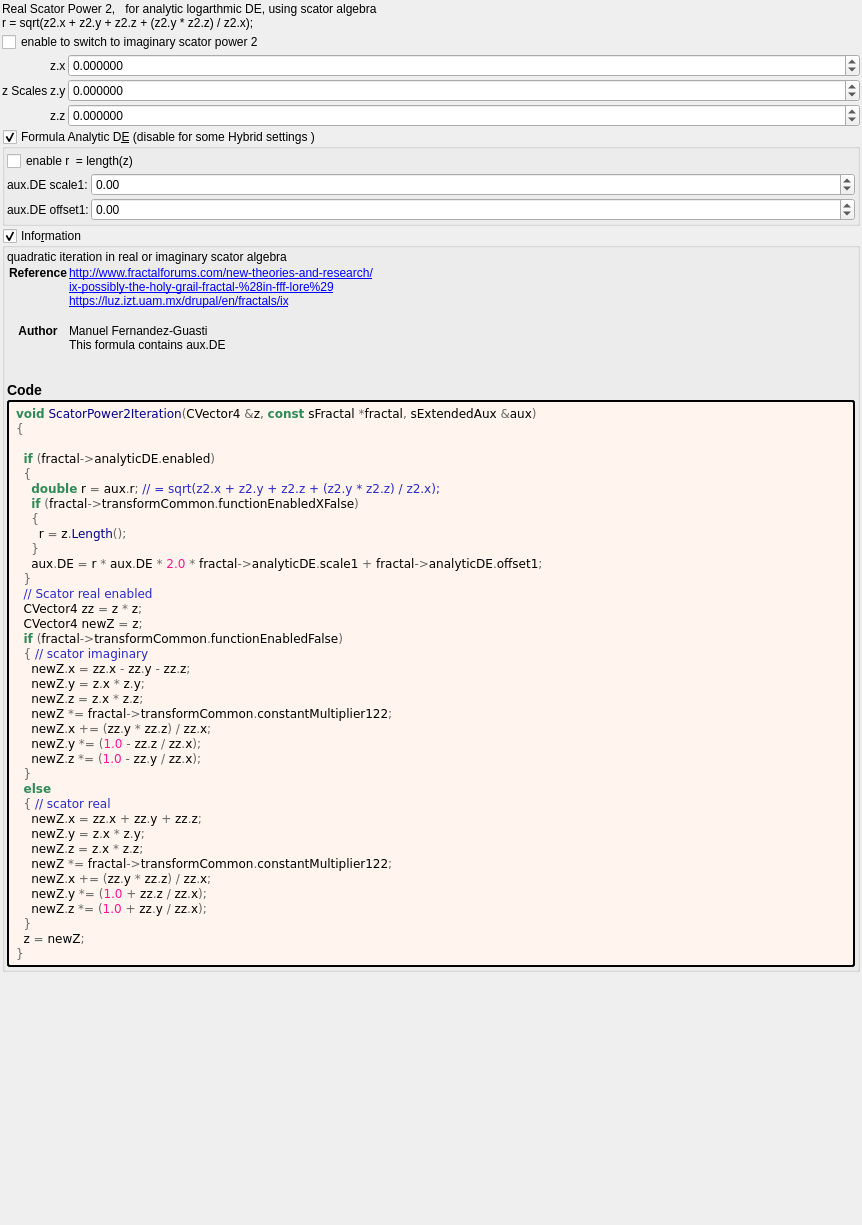
The window that mandelbulber2/formula/ui/scator_power2.ui (buddhi1980/mandelbulber2) describes before a commit, drawn with Qt 5.
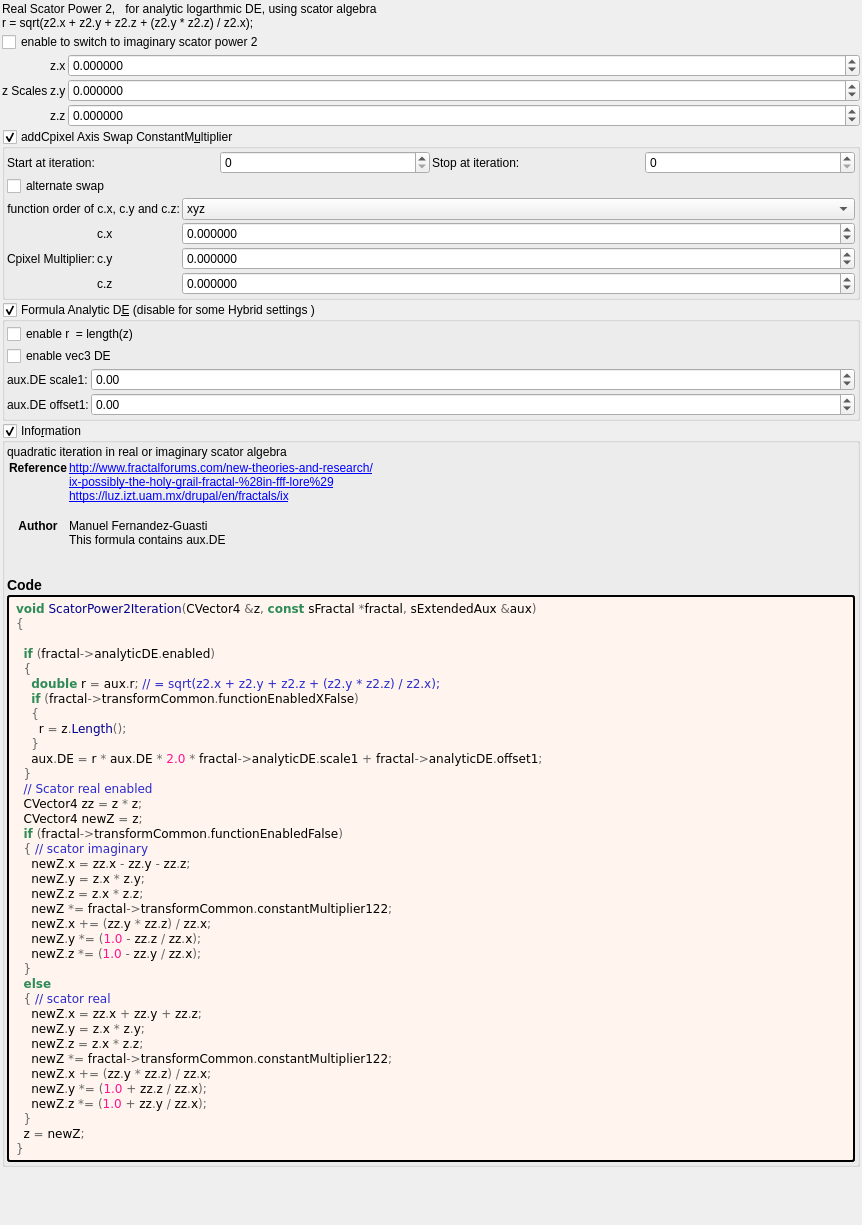
The same window after the commit. Custom widgets are drawn as their Qt base class.

Commit message: scator_power2.ui update with vecDE option transf_add_cpixel_scator.ui more options

The edit to the form file:
```diff
--- a/mandelbulber2/formula/ui/scator_power2.ui
+++ b/mandelbulber2/formula/ui/scator_power2.ui
@@ -163,6 +163,259 @@
      </item>
     </layout>
    </item>
+   <item>
+    <widget class="MyGroupBox" name="groupCheck_transf_addCpixel_enabled_false">
+     <property name="toolTip">
+      <string>&lt;html&gt;&lt;head/&gt;&lt;body&gt;&lt;p&gt;Cpixel is CVector3 c = ( c.x, c.y, c.z). It is each original point (pixel) in 3D space where the iteration starts from, ( c = original z for each point .) It is commonly found in formula structures z = f(z) + c.&lt;/p&gt;&lt;p&gt;The Cpixel multiplier effectively scales this point &amp;quot;c&amp;quot;.&lt;/p&gt;&lt;p&gt;This transform allows the swapping of the order of the &amp;quot;CVector3 c&amp;quot; components before being multiplied by &amp;quot;CVector3 z&amp;quot; components.&lt;/p&gt;&lt;/body&gt;&lt;/html&gt;</string>
+     </property>
+     <property name="title">
+      <string>addCpixel Axis Swap ConstantM&amp;ultiplier</string>
+     </property>
+     <property name="checkable">
+      <bool>true</bool>
+     </property>
+     <layout class="QVBoxLayout" name="verticalLayout_50">
+      <property name="spacing">
+       <number>2</number>
+      </property>
+      <property name="leftMargin">
+       <number>2</number>
+      </property>
+      <property name="topMargin">
+       <number>2</number>
+      </property>
+      <property name="rightMargin">
+       <number>2</number>
+      </property>
+      <property name="bottomMargin">
+       <number>2</number>
+      </property>
+      <item>
+       <layout class="QGridLayout" name="gridLayout_81">
+        <property name="spacing">
+         <number>2</number>
+        </property>
+        <item row="3" column="3">
+         <widget class="MySpinBox" name="spinboxInt_transf_stop_iterations_E">
+          <property name="sizePolicy">
+           <sizepolicy hsizetype="Preferred" vsizetype="Maximum">
+            <horstretch>0</horstretch>
+            <verstretch>0</verstretch>
+           </sizepolicy>
+          </property>
+          <property name="maximum">
+           <number>999</number>
+          </property>
+         </widget>
+        </item>
+        <item row="3" column="2">
+         <widget class="QLabel" name="label_52">
+          <property name="text">
+           <string>Stop at iteration:</string>
+          </property>
+         </widget>
+        </item>
+        <item row="3" column="1">
+         <widget class="MySpinBox" name="spinboxInt_transf_start_iterations_E">
+          <property name="sizePolicy">
+           <sizepolicy hsizetype="Minimum" vsizetype="Maximum">
+            <horstretch>0</horstretch>
+            <verstretch>0</verstretch>
+           </sizepolicy>
+          </property>
+          <property name="minimum">
+           <number>0</number>
+          </property>
+          <property name="maximum">
+           <number>999</number>
+          </property>
+          <property name="value">
+           <number>0</number>
+          </property>
+         </widget>
+        </item>
+        <item row="3" column="0">
+         <widget class="QLabel" name="label_72">
+          <property name="text">
+           <string>Start at iteration:</string>
+          </property>
+         </widget>
+        </item>
+       </layout>
+      </item>
+      <item>
+       <layout class="QGridLayout" name="gridLayout_24" columnstretch="0,0,0,1">
+        <property name="spacing">
+         <number>2</number>
+        </property>
+        <item row="0" column="0" colspan="2">
+         <widget class="QCheckBox" name="checkBox_transf_alternate_enabled_false">
+          <property name="text">
+           <string>alternate swap</string>
+          </property>
+         </widget>
+        </item>
+        <item row="3" column="3">
+         <widget class="MyDoubleSpinBox" name="spinbox3_transf_constant_multiplier_111_y">
+          <property name="sizePolicy">
+           <sizepolicy hsizetype="Minimum" vsizetype="Maximum">
+            <horstretch>0</horstretch>
+            <verstretch>0</verstretch>
+           </sizepolicy>
+          </property>
+          <property name="prefix">
+           <string/>
+          </property>
+          <property name="suffix">
+           <string/>
+          </property>
+          <property name="decimals">
+           <number>6</number>
+          </property>
+          <property name="minimum">
+           <double>-99.989999999999995</double>
+          </property>
+          <property name="maximum">
+           <double>99.989999999999995</double>
+          </property>
+          <property name="singleStep">
+           <double>0.100000000000000</double>
+          </property>
+         </widget>
+        </item>
+        <item row="2" column="3">
+         <widget class="MyDoubleSpinBox" name="spinbox3_transf_constant_multiplier_111_x">
+          <property name="sizePolicy">
+           <sizepolicy hsizetype="Minimum" vsizetype="Maximum">
+            <horstretch>0</horstretch>
+            <verstretch>0</verstretch>
+           </sizepolicy>
+          </property>
+          <property name="prefix">
+           <string/>
+          </property>
+          <property name="suffix">
+           <string/>
+          </property>
+          <property name="decimals">
+           <number>6</number>
+          </property>
+          <property name="minimum">
+           <double>-99.989999999999995</double>
+          </property>
+          <property name="maximum">
+           <double>99.989999999999995</double>
+          </property>
+          <property name="singleStep">
+           <double>0.100000000000000</double>
+          </property>
+         </widget>
+        </item>
+        <item row="2" column="1">
+         <widget class="QLabel" name="label_116">
+          <property name="text">
+           <string notr="true">c.x</string>
+          </property>
+         </widget>
+        </item>
+        <item row="3" column="1">
+         <widget class="QLabel" name="label_114">
+          <property name="text">
+           <string notr="true">c.y</string>
+          </property>
+         </widget>
+        </item>
+        <item row="4" column="1">
+         <widget class="QLabel" name="label_115">
+          <property name="text">
+           <string notr="true">c.z</string>
+          </property>
+         </widget>
+        </item>
+        <item row="4" column="3">
+         <widget class="MyDoubleSpinBox" name="spinbox3_transf_constant_multiplier_111_z">
+          <property name="sizePolicy">
+           <sizepolicy hsizetype="Minimum" vsizetype="Maximum">
+            <horstretch>0</horstretch>
+            <verstretch>0</verstretch>
+           </sizepolicy>
+          </property>
+          <property name="prefix">
+           <string/>
+          </property>
+          <property name="suffix">
+           <string/>
+          </property>
+          <property name="decimals">
+           <number>6</number>
+          </property>
+          <property name="minimum">
+           <double>-99.989999999999995</double>
+          </property>
+          <property name="maximum">
+           <double>99.989999999999995</double>
+          </property>
+          <property name="singleStep">
+           <double>0.100000000000000</double>
+          </property>
+         </widget>
+        </item>
+        <item row="2" column="0" rowspan="3">
+         <widget class="QLabel" name="label_108">
+          <property name="text">
+           <string>Cpixel Multiplier:</string>
+          </property>
+         </widget>
+        </item>
+        <item row="1" column="3">
+         <widget class="QComboBox" name="comboBox_mandelbulbMulti_order_of_xyz">
+          <item>
+           <property name="text">
+            <string notr="true">xyz</string>
+           </property>
+          </item>
+          <item>
+           <property name="text">
+            <string notr="true">xzy</string>
+           </property>
+          </item>
+          <item>
+           <property name="text">
+            <string notr="true">yxz</string>
+           </property>
+          </item>
+          <item>
+           <property name="text">
+            <string notr="true">yzx</string>
+           </property>
+          </item>
+          <item>
+           <property name="text">
+            <string notr="true">zxy</string>
+           </property>
+          </item>
+          <item>
+           <property name="text">
+            <string notr="true">zyx</string>
+           </property>
+          </item>
+         </widget>
+        </item>
+        <item row="1" column="0" colspan="2">
+         <widget class="QLabel" name="label_2">
+          <property name="text">
+           <string>function order of c.x, c.y and c.z:</string>
+          </property>
+          <property name="alignment">
+           <set>Qt::AlignRight|Qt::AlignTrailing|Qt::AlignVCenter</set>
+          </property>
+         </widget>
+        </item>
+       </layout>
+      </item>
+     </layout>
+    </widget>
+   </item>
    <item>
     <widget class="MyGroupBox" name="groupCheck_analyticDE_enabled">
      <property name="toolTip">
@@ -197,6 +450,13 @@
         </property>
        </widget>
       </item>
+      <item>
+       <widget class="QCheckBox" name="checkBox_analyticDE_enabled_false">
+        <property name="text">
+         <string notr="true">enable vec3 DE</string>
+        </property>
+       </widget>
+      </item>
       <item>
        <layout class="QGridLayout" name="gridLayout_27" columnstretch="0,0,1">
         <property name="spacing">
@@ -417,6 +677,11 @@
    <header>my_group_box.h</header>
    <container>1</container>
   </customwidget>
+  <customwidget>
+   <class>MySpinBox</class>
+   <extends>QSpinBox</extends>
+   <header>my_spin_box.h</header>
+  </customwidget>
  </customwidgets>
  <tabstops>
   <tabstop>groupCheck_info</tabstop>
```
Left out of the diff: 2 changed lines with no effect on the pictures. The commit also changes 2 other files.
